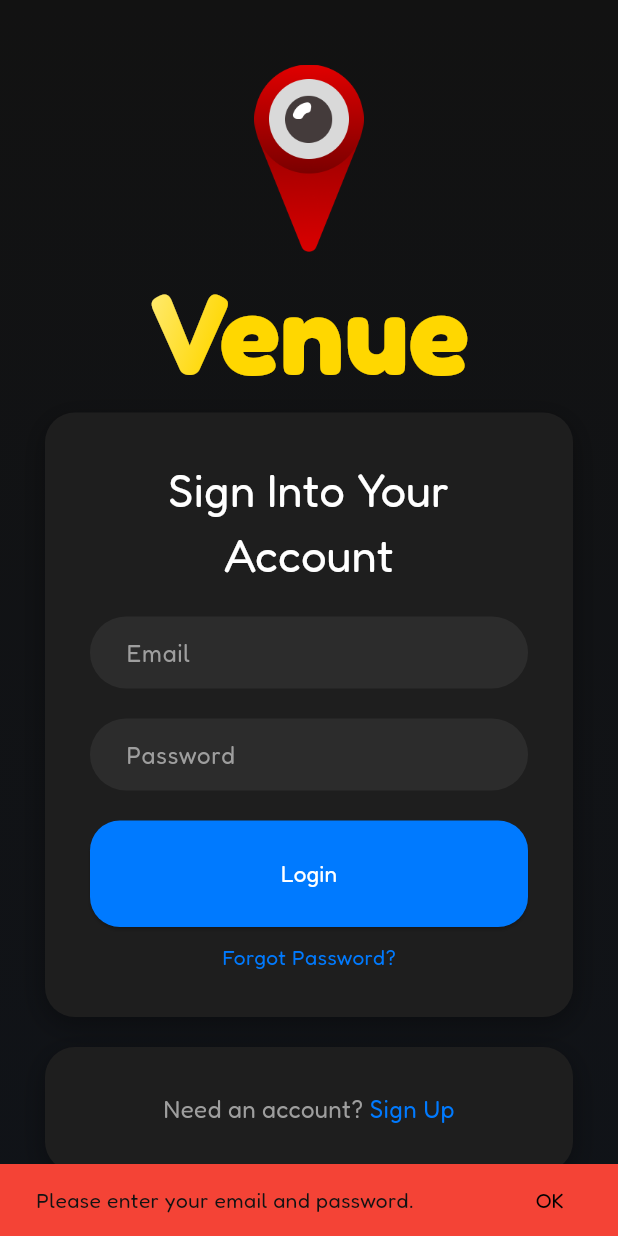
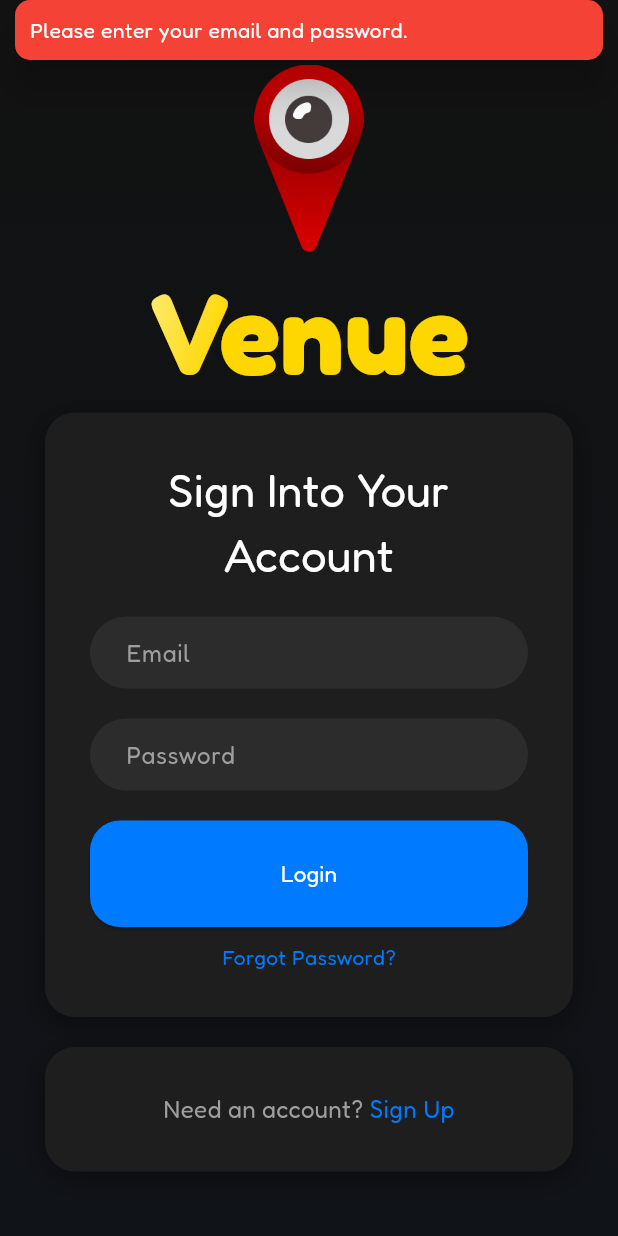
Before and after one commit to trungtran1234/Venue, a Flutter app: the screen it shows after launch, after a tap on "Login", on a phone screen of 412 x 824 dp. Run offline on Flutter 3.47's test engine with Material 3 defaults, Android fonts, the phone set to English and light mode, and no system bars; our stand-ins replace cloud_firestore, connectivity_plus, firebase_auth, firebase_core, firebase_storage, google_maps_flutter and 3 more; accounts and stored records are empty.

Commit message:
error messages appear top of screen

```diff
--- a/lib/global.dart
+++ b/lib/global.dart
@@ -117,20 +117,38 @@ void newRoute(BuildContext context, Widget newRoute) {
   );
 }
 
-void showErrorBanner(BuildContext context, String message) {
-  ScaffoldMessenger.of(context).showSnackBar(
-    SnackBar(
-      content: Text(message),
-      backgroundColor: Colors.red,
-      duration: const Duration(seconds: 3),
-      action: SnackBarAction(
-        label: 'OK',
-        onPressed: () {
-          // Some optional action when OK is pressed
-        },
+void showTopSnackBar(BuildContext context, String message) {
+  final overlay = Overlay.of(context);
+  final overlayEntry = OverlayEntry(
+    builder: (context) => Positioned(
+      top: MediaQuery.of(context)
+          .padding
+          .top, // Position right below the status bar
+      left: 10,
+      right: 10,
+      child: Material(
+        elevation: 10.0,
+        borderRadius: BorderRadius.circular(10),
+        child: Container(
+          padding: const EdgeInsets.all(10),
+          decoration: BoxDecoration(
+            color: Colors.red,
+            borderRadius: BorderRadius.circular(10),
+          ),
+          child: Text(
+            message,
+            style: const TextStyle(color: Colors.white),
+          ),
+        ),
       ),
     ),
   );
+
+  overlay.insert(overlayEntry);
+
+  // Automatically remove the overlay after 3 seconds
+  Future.delayed(const Duration(seconds: 3))
+      .then((value) => overlayEntry.remove());
 }
 
 pickImage(ImageSource source) async {
@@ -139,7 +157,6 @@ pickImage(ImageSource source) async {
   if (file != null) {
     return await file.readAsBytes();
   }
-  print('No image selected');
 }
 
 showSnackBar(String content, BuildContext context) {
--- a/lib/pages/login.dart
+++ b/lib/pages/login.dart
@@ -118,17 +118,17 @@ class LoginPage extends StatelessWidget {
         String email = _emailController.text.trim();
         String password = _passwordController.text.trim();
 
-        // Handle cases for missing input
+        String errorMessage = '';
         if (email.isEmpty && password.isEmpty) {
-          showErrorBanner(context, 'Please enter your email and password.');
-          return;
+          errorMessage = 'Please enter your email and password.';
+        } else if (email.isEmpty) {
+          errorMessage = 'Please enter your email.';
+        } else if (password.isEmpty) {
+          errorMessage = 'Please enter your password.';
         }
-        if (email.isEmpty) {
-          showErrorBanner(context, 'Please enter your email.');
-          return;
-        }
-        if (password.isEmpty) {
-          showErrorBanner(context, 'Please enter your password.');
+
+        if (errorMessage.isNotEmpty) {
+          showTopSnackBar(context, errorMessage);
           return;
         }
 
@@ -138,33 +138,35 @@ class LoginPage extends StatelessWidget {
             email: email,
             password: password,
           );
-          // Check if user's email is verified
+
+          // Handle email verification status
           User? user = userCredential.user;
-          if (user != null && !user.emailVerified) {
-            showErrorBanner(
-                context, 'Please verify your email address to log in.');
-          } else if (user != null && user.emailVerified) {
-            newRoute(context, const NewsFeedPage());
+          if (user != null) {
+            if (!user.emailVerified) {
+              showTopSnackBar(
+                  context, 'Please verify your email address to log in.');
+            } else {
+              newRoute(context, const NewsFeedPage());
+            }
           }
         } catch (e) {
+          errorMessage = 'Login error: Please try again later.';
           if (e is FirebaseAuthException) {
             switch (e.code) {
               case 'user-not-found':
               case 'invalid-email':
-                showErrorBanner(context, 'Invalid email address provided.');
+                errorMessage = 'Invalid email address provided.';
                 break;
               case 'wrong-password':
-                showErrorBanner(
-                    context, 'Incorrect password, please try again.');
+                errorMessage = 'Incorrect password, please try again.';
                 break;
               default:
-                showErrorBanner(context,
-                    'Login error: ${e.message ?? "Please try again later."}');
+                errorMessage =
+                    'Login error: ${e.message ?? "Please try again later."}';
                 break;
             }
-          } else {
-            showErrorBanner(context, 'Login error: ${e.toString()}');
           }
+          showTopSnackBar(context, errorMessage);
         }
       },
       style: ElevatedButton.styleFrom(
@@ -419,7 +421,7 @@ class ForgotPasswordPage extends StatelessWidget {
     } catch (e) {
       showTopSnackBar(
         context,
-        const Text('Error sending reset email. Please try again.',
+        const Text('Please enter your email.',
             style: TextStyle(color: Colors.white)),
         Colors.red,
       );
--- a/lib/pages/notifications.dart
+++ b/lib/pages/notifications.dart
@@ -63,7 +63,7 @@ class NotificationsPageState extends State<NotificationsPage> {
             leading:
                 const Icon(Icons.notification_important, color: Colors.blue),
             title: Text('Notification ${index + 1}',
-                style: TextStyle(fontSize: 16)),
+                style: const TextStyle(fontSize: 16)),
             subtitle: Text('Details about notification ${index + 1}',
                 style: TextStyle(color: Colors.grey[600])),
             onTap: () {
--- a/lib/services/connectivity_checker.dart
+++ b/lib/services/connectivity_checker.dart
@@ -14,7 +14,6 @@ class ConnectivityChecker {
 
   void _handleConnectivityChange(ConnectivityResult result) {
     final bool isConnected = result != ConnectivityResult.none;
-    print('Connectivity status: $isConnected'); // Debug print
     onStatusChanged?.call(isConnected);
   }
 
--- a/lib/services/like_animation.dart
+++ b/lib/services/like_animation.dart
@@ -7,13 +7,13 @@ class LikeAnimation extends StatefulWidget {
   final VoidCallback? onEnd;
   final bool smallLike;
   const LikeAnimation({
-    Key? key,
+    super.key,
     required this.child,
     required this.isAnimating,
     this.duration = const Duration(milliseconds: 150),
     this.onEnd,
     this.smallLike = false,
-  }) : super(key: key);
+  });
 
   @override
   State<LikeAnimation> createState() => _LikeAnimationState();
--- a/lib/settings/account.dart
+++ b/lib/settings/account.dart
@@ -74,7 +74,7 @@ class AccountSettingsState extends State<Account> {
                   ),
                   Text(
                     userEmail, // Display the current user's email
-                    style: TextStyle(color: Colors.white),
+                    style: const TextStyle(color: Colors.white),
                   ),
                   const Icon(
                     Icons.arrow_forward_ios,
@@ -325,7 +325,7 @@ class ChangePasswordState extends State<ChangePassword> {
         leading: IconButton(
           icon: const Icon(Icons.arrow_back),
           onPressed: () {
-            newRoute(context, SettingsPage());
+            newRoute(context, const Account());
           },
         ),
       ),
--- a/lib/settings/activity.dart
+++ b/lib/settings/activity.dart
@@ -6,10 +6,10 @@ class ActivityPage extends StatefulWidget {
   const ActivityPage({super.key});
 
   @override
-  _ActivityPageState createState() => _ActivityPageState();
+  ActivityPageState createState() => ActivityPageState();
 }
 
-class _ActivityPageState extends State<ActivityPage> {
+class ActivityPageState extends State<ActivityPage> {
   bool _showLikes = true;
   bool _showShares = true;
   bool _showComments = true;
--- a/lib/settings/notifications.dart
+++ b/lib/settings/notifications.dart
@@ -130,7 +130,7 @@ class NotificationsState extends State<Notifications> {
                 fontWeight: FontWeight.bold,
                 color: Colors.white)),
         const SizedBox(height: 10),
-        ...options.map((option) => buildSwitchListTile(option)).toList(),
+        ...options.map((option) => buildSwitchListTile(option)),
       ],
     );
   }
--- a/lib/settings/security.dart
+++ b/lib/settings/security.dart
@@ -7,10 +7,10 @@ class SecurityPage extends StatefulWidget {
   const SecurityPage({super.key});
 
   @override
-  _SecurityPageState createState() => _SecurityPageState();
+  SecurityPageState createState() => SecurityPageState();
 }
 
-class _SecurityPageState extends State<SecurityPage> {
+class SecurityPageState extends State<SecurityPage> {
   bool _twoFactorEnabled = false; // Assume this is fetched from the backend
 
   @override
```
Also changed, not shown: lib/pages/post_card.dart (+4 -6 lines), lib/pages/profile.dart (+5 -5 lines), lib/pages/signup.dart (+5 -6 lines), lib/settings/settings.dart (+4 -8 lines).
